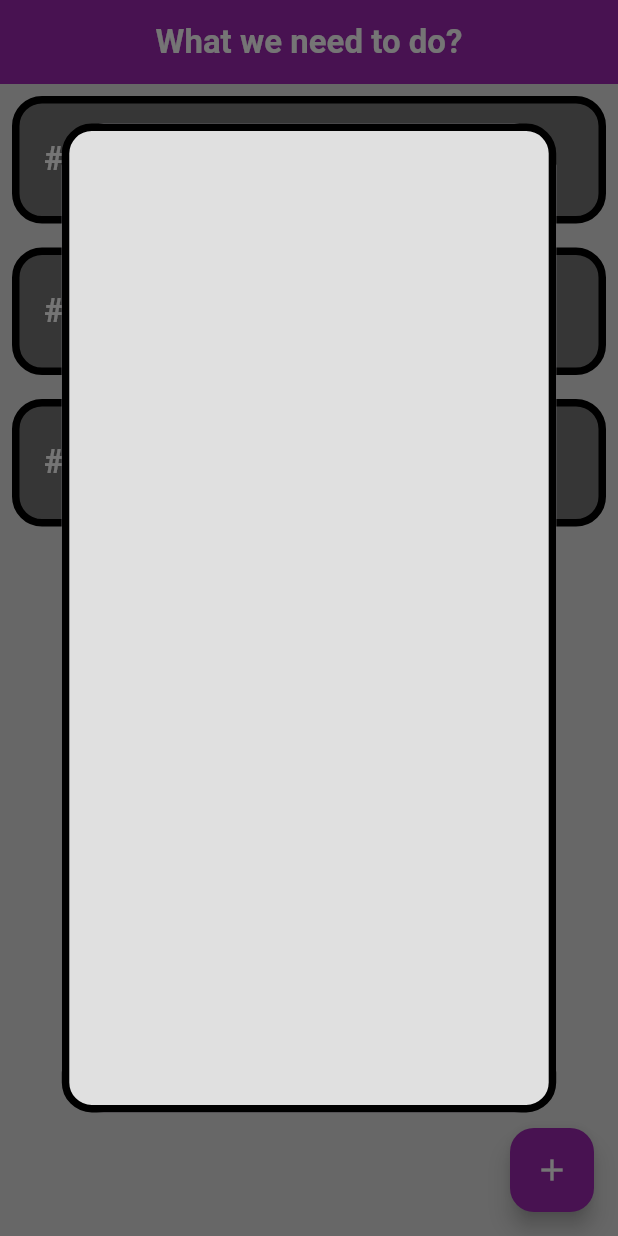
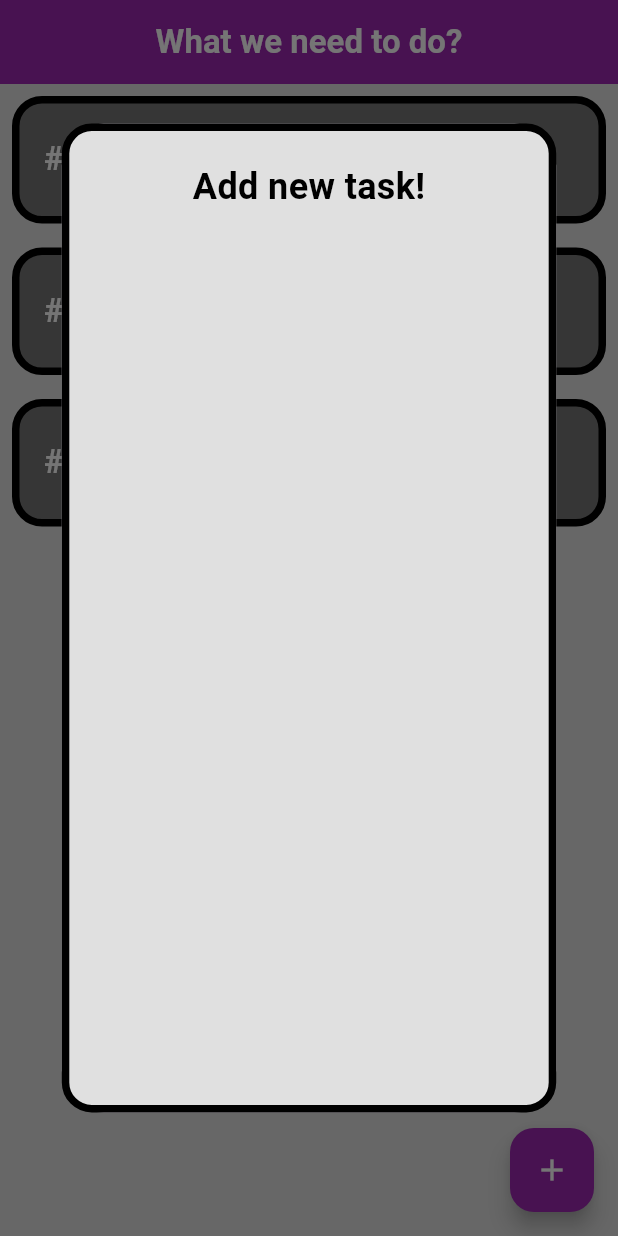
Before and after one commit to LukaszWalencik/simple_todo_app, a Flutter app: the screen it shows after launch, after a tap on the "add" icon, on a phone screen of 412 x 824 dp. Run offline on Flutter 3.47's test engine with Material 3 defaults, Android fonts, the phone set to English and light mode, and no system bars.

Commit message:
Add Text as title of Dialog

```diff
--- a/lib/screens/home_screen.dart
+++ b/lib/screens/home_screen.dart
@@ -64,7 +64,15 @@ class HomeScreen extends StatelessWidget {
                   padding: EdgeInsets.symmetric(horizontal: 8.0, vertical: 20),
                   child: Column(
                     mainAxisSize: MainAxisSize.min,
-                    children: [],
+                    children: [
+                      Text(
+                        'Add new task!',
+                        style: TextStyle(
+                            fontSize: 24,
+                            fontWeight: FontWeight.bold,
+                            color: Colors.black),
+                      ),
+                    ],
                   ),
                 ),
               ),
```
